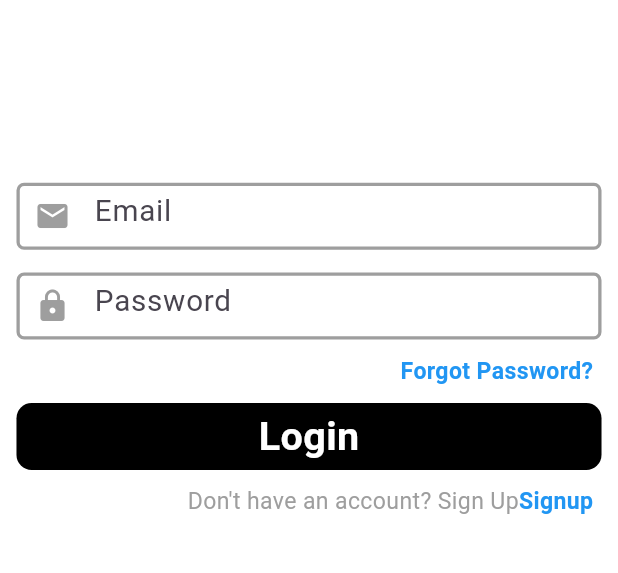
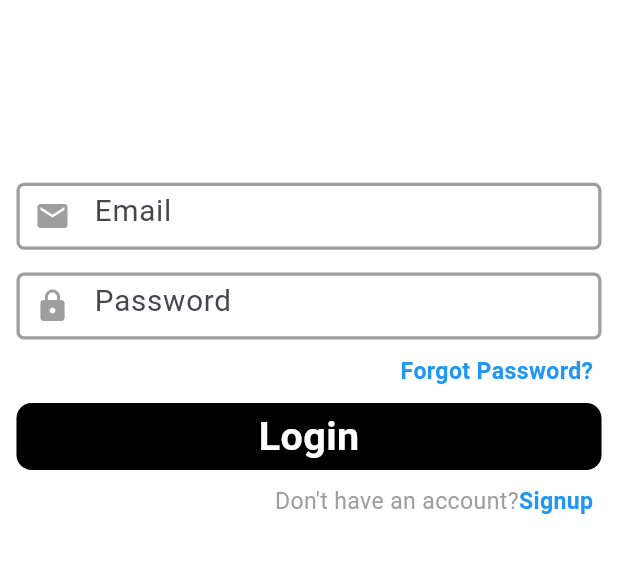
Before and after one commit to ShaviRajapaksha/socialmedia_app, a Flutter app: the screen it shows after launch, on a phone screen of 412 x 824 dp, the part 373-946 px from its top. Run offline on Flutter 3.47's test engine with Material 3 defaults, Android fonts, the phone set to English and light mode, and no system bars; our stand-ins replace flutter_screenutil.

Commit message:
feat: Update sign-up prompt text on login screen

```diff
--- a/lib/screen/login_screen.dart
+++ b/lib/screen/login_screen.dart
@@ -47,7 +47,7 @@ class _LoginScreenState extends State<LoginScreen> {
             child: Row(
               mainAxisAlignment: MainAxisAlignment.end,
               children: [
-                Text("Don't have an account? Sign Up",
+                Text("Don't have an account?",
                   style: TextStyle(
                     fontSize: 14.sp,
                     color: Colors.grey,
```
